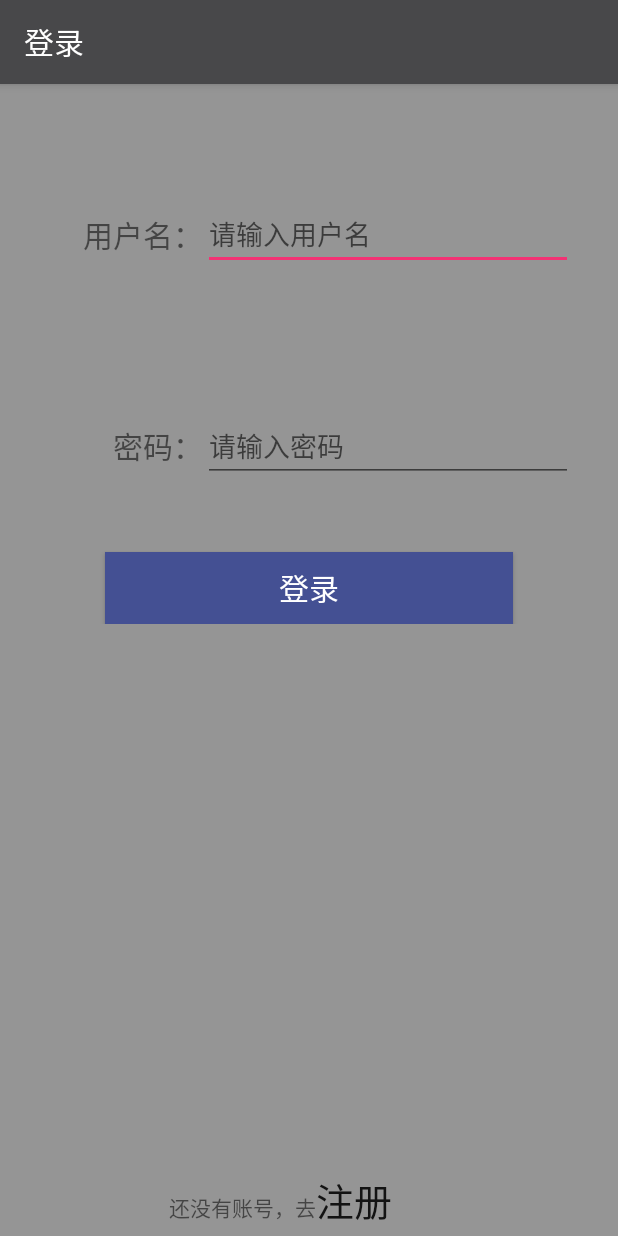
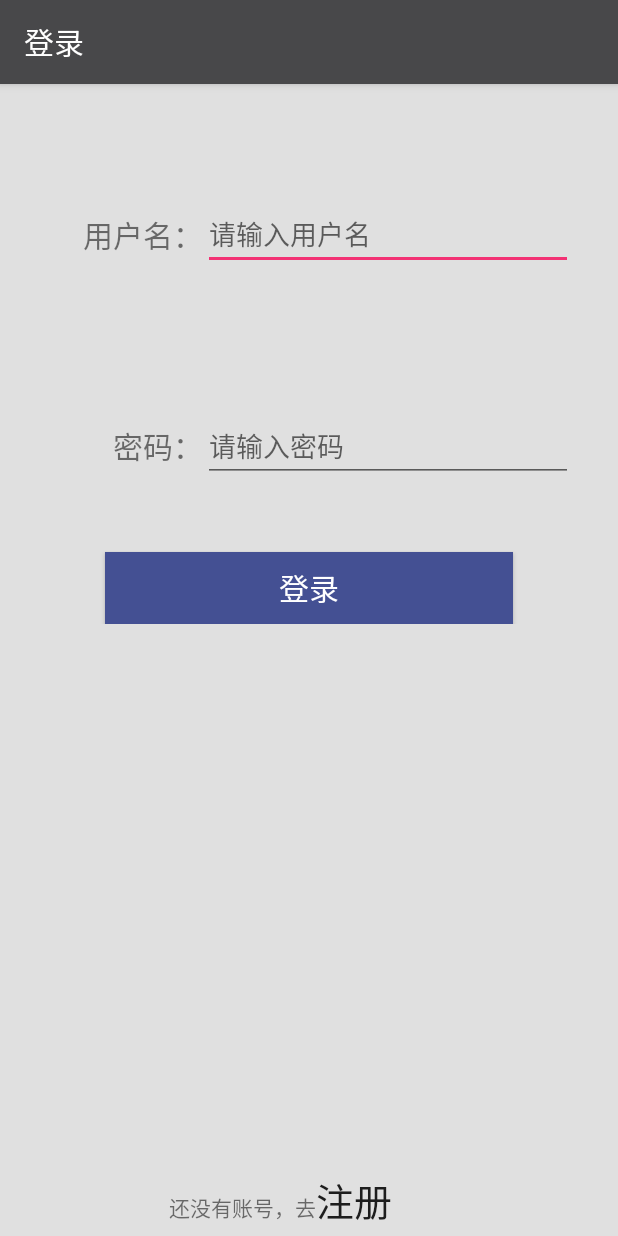
Before and after one commit to abderrahmen2/LearnHtmlForAdroid, an Android app: the screen it shows after launch (LoginActivity), after a tap on "点击登录", on a phone screen of 412 x 824 dp. Run offline under Robolectric (Android 15) with nearby library versions, the phone set to English and light mode, and no system bars; libraries missing offline, so code that uses them is left out: com.alibaba.fastjson; 3 other taps on this screen came first.

Commit message:
夜间模式完成

```diff
--- a/app/src/main/java/com/learnhtml/MainActivity.java
+++ b/app/src/main/java/com/learnhtml/MainActivity.java
@@ -65,7 +65,7 @@ public class MainActivity extends AppCompatActivity
     private List<ContentInfo> contentList;          //服务器返回的知识list
     private String rowID = "0";                     //知识内容组号
     private UserInfo mInfo = null;                  //个人信息
-    private String appLight = "夜间模式"; //亮度模式
+    private String appLight = "日间模式"; //亮度模式
 
     //侧滑页头
     private NavigationView navigationView = null;   //侧滑界面
```
